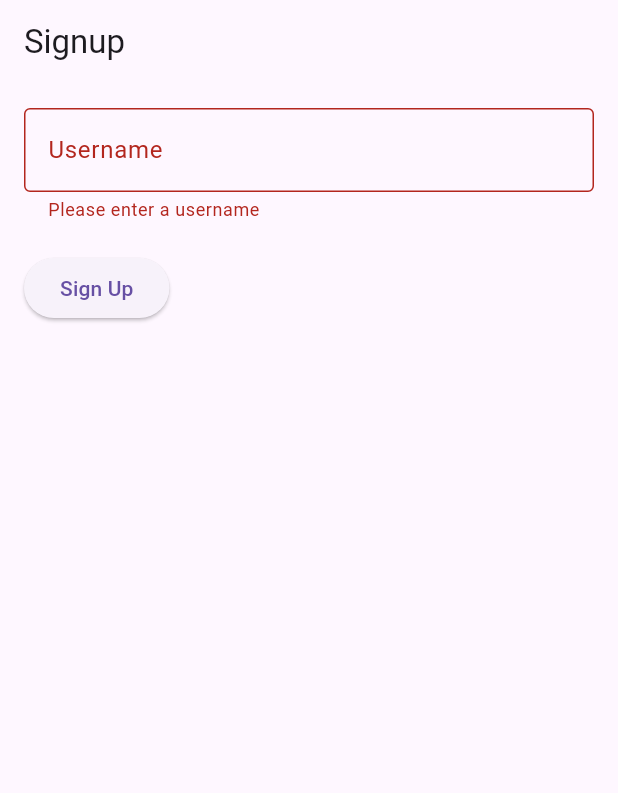
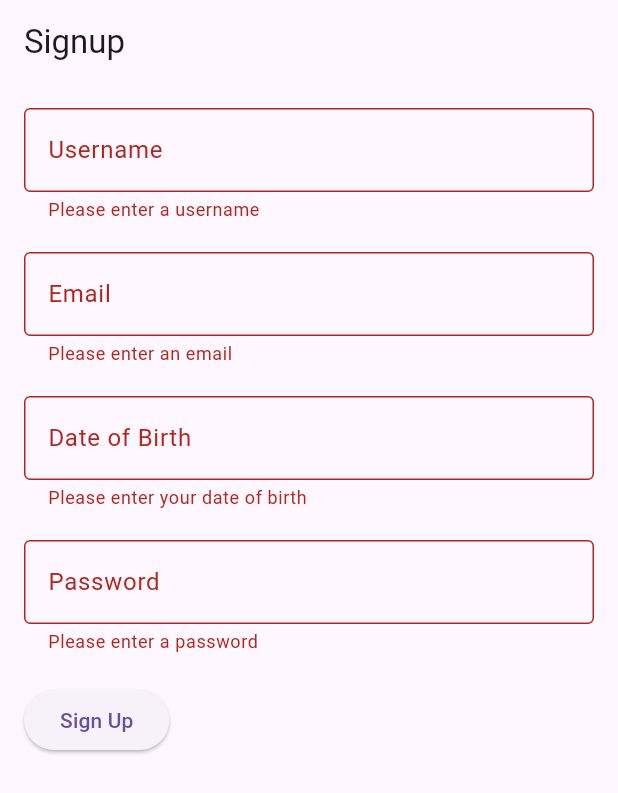
Before and after one commit to digoabari1/ica10, a Flutter app: the screen it shows after launch, after a tap on "Sign Up", on a phone screen of 412 x 824 dp. Shown: the top 793 px of the screen. Run offline on Flutter 3.47's test engine with Material 3 defaults, Android fonts, the phone set to English and light mode, and no system bars.

Commit message:
Update main.dart
added fields for email, dob, and password

```diff
--- a/lib/main.dart
+++ b/lib/main.dart
@@ -30,6 +30,9 @@ class SignupPage extends StatefulWidget {
 class _SignupPageState extends State<SignupPage> {
   final _formKey = GlobalKey<FormState>();
   final TextEditingController _usernameController = TextEditingController();
+  final TextEditingController _emailController = TextEditingController();
+  final TextEditingController _dobController = TextEditingController();
+  final TextEditingController _passwordController = TextEditingController();
 
   @override
   Widget build(BuildContext context) {
@@ -56,6 +59,49 @@ class _SignupPageState extends State<SignupPage> {
                 },
               ),
               const SizedBox(height: 20),
+              TextFormField(
+                controller: _emailController,
+                decoration: const InputDecoration(
+                  labelText: 'Email',
+                  border: OutlineInputBorder(),
+                ),
+                validator: (value) {
+                  if (value == null || value.isEmpty) {
+                    return 'Please enter an email';
+                  }
+                  return null;
+                },
+              ),
+              const SizedBox(height: 20),
+              TextFormField(
+                controller: _dobController,
+                decoration: const InputDecoration(
+                  labelText: 'Date of Birth',
+                  border: OutlineInputBorder(),
+                ),
+                validator: (value) {
+                  if (value == null || value.isEmpty) {
+                    return 'Please enter your date of birth';
+                  }
+                  return null;
+                },
+              ),
+              const SizedBox(height: 20),
+              TextFormField(
+                controller: _passwordController,
+                obscureText: true,
+                decoration: const InputDecoration(
+                  labelText: 'Password',
+                  border: OutlineInputBorder(),
+                ),
+                validator: (value) {
+                  if (value == null || value.isEmpty) {
+                    return 'Please enter a password';
+                  }
+                  return null;
+                },
+              ),
+              const SizedBox(height: 20),
               ElevatedButton(
                 onPressed: () {
                   if (_formKey.currentState!.validate()) {
```
